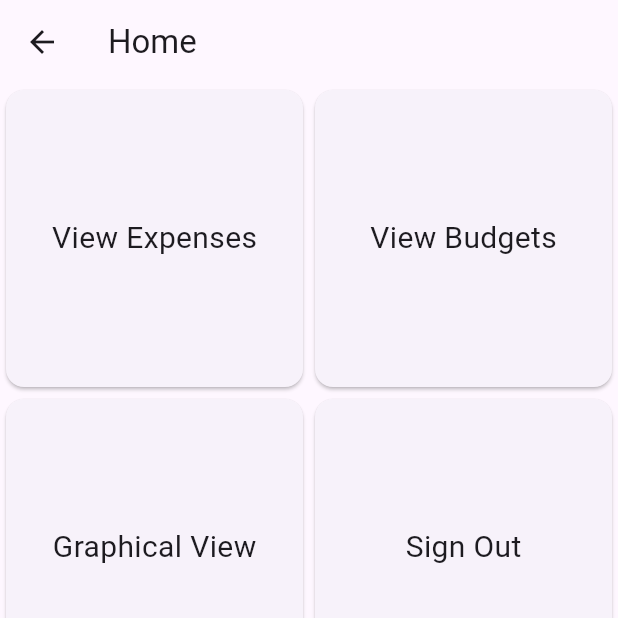
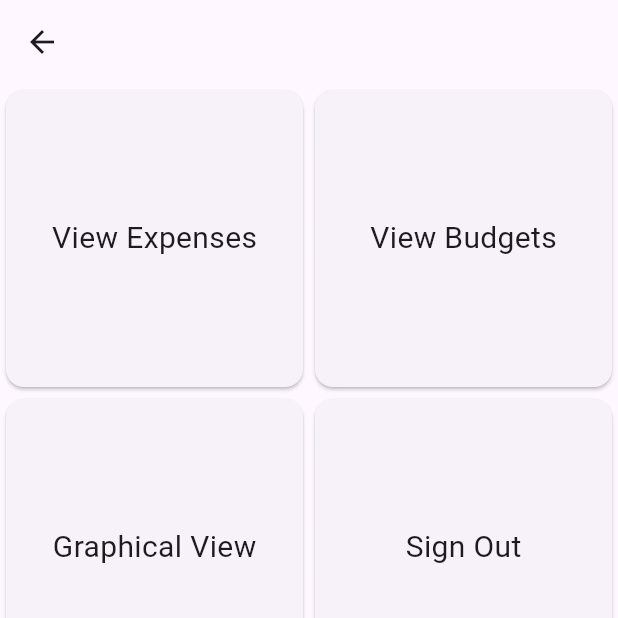
Before and after one commit to ChicoQuemador1/HanaBudget, a Flutter app: the HomePage screen opened directly, on a phone screen of 412 x 824 dp, the top half of it. Run offline on Flutter 3.47's test engine with Material 3 defaults, Android fonts, the phone set to English and light mode, and no system bars.

Commit message:
Update main.dart

```diff
--- a/Application/hanabudget/lib/main.dart
+++ b/Application/hanabudget/lib/main.dart
@@ -28,9 +28,7 @@ class HomePage extends StatelessWidget {
   @override
   Widget build(BuildContext context) {
     return Scaffold(
-      appBar: AppBar(
-        title: Text('Home'),
-      ),
+      appBar: AppBar(),
       body: GridView.count(
         crossAxisCount: 2,
         children: <Widget>[
```
